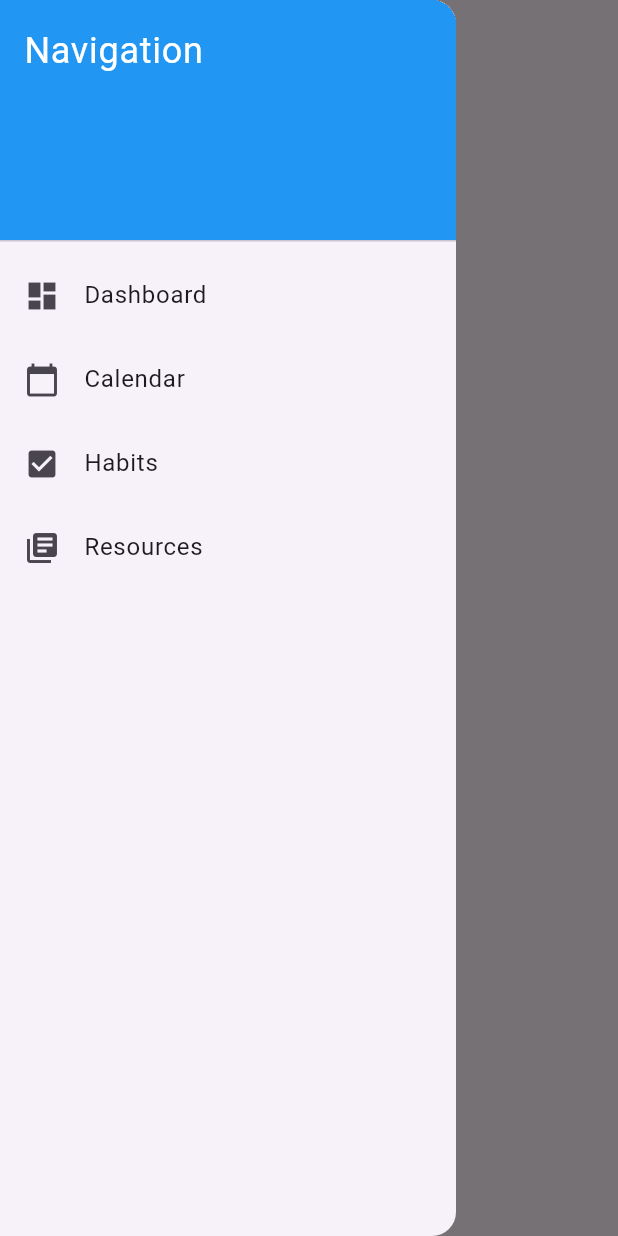
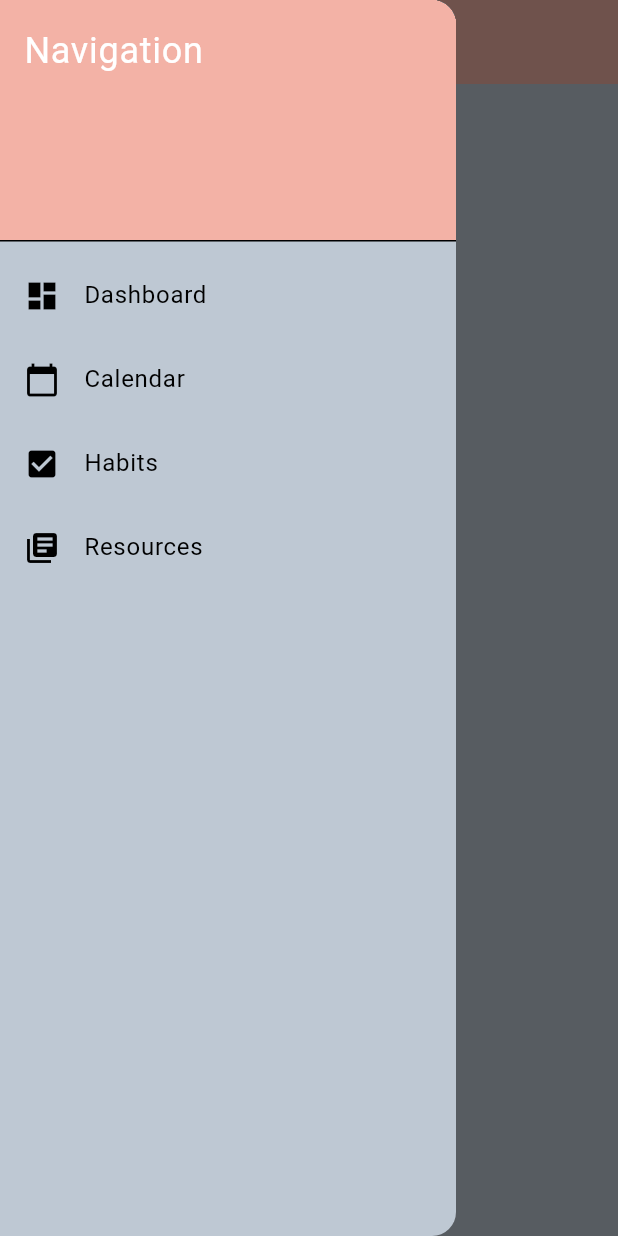
Before and after one commit to mkatra3/MoodCanvas, a Flutter app: the screen it shows after launch, with the side drawer open, on a phone screen of 412 x 824 dp. Run offline on Flutter 3.47's test engine with Material 3 defaults, Android fonts, the phone set to English and light mode, and no system bars.

Commit message:
initial color

```diff
--- a/lib/main.dart
+++ b/lib/main.dart
@@ -1,8 +1,10 @@
 import 'package:flutter/material.dart';
-import 'pages/dashboard.dart'; // Make sure the path matches where you created your file
-import 'pages/calendarpage.dart'; // Make sure the path matches where you created your file
-import 'pages/habitspage.dart'; // Make sure the path matches where you created your file
-import 'pages/resourcespage.dart'; // Make sure the path matches where you created your file
+import 'pages/dashboard.dart';
+import 'pages/calendarpage.dart';
+import 'pages/habitspage.dart';
+import 'pages/resourcespage.dart';
+import 'models/colorTheme.dart'; // Make sure this import points to your updated theme file
+
 void main() {
   runApp(MyApp());
 }
@@ -12,9 +14,7 @@ class MyApp extends StatelessWidget {
   Widget build(BuildContext context) {
     return MaterialApp(
       title: 'TODO List App',
-      theme: ThemeData(
-        primarySwatch: Colors.blue,
-      ),
+      theme: appTheme, // This now uses ColorScheme for theming
       initialRoute: '/',
       routes: {
         '/': (context) => DashboardPage(),
--- /dev/null
+++ b/lib/models/colorTheme.dart
@@ -0,0 +1,28 @@
+import 'package:flutter/material.dart';
+import 'colors.dart'; // Assuming this file contains your Color objects
+
+final ThemeData appTheme = ThemeData.from(
+  colorScheme: ColorScheme.light(
+    primary: tan,
+    onPrimary: Colors.white, // Ideal for text/icons on top of primary color
+    secondary: orange,
+    onSecondary: Colors.white, // Ideal for text/icons on top of secondary color
+    error: Colors.red, // Default is fine, but you can customize it
+    onError: Colors.white, // Ideal for text/icons on top of error color
+    background: matcha,
+    onBackground: Colors.black, // Ideal for text/icons on top of background color
+    surface: blueish,
+    onSurface: Colors.black, // Ideal for text/icons on top of surface color
+  ),
+).copyWith(
+  // Apply additional customizations that ThemeData.from might not cover
+  appBarTheme: AppBarTheme(
+    color: lightpink, // For AppBar background
+    foregroundColor: Colors.black, // For AppBar text/icons
+  ),
+  textTheme: TextTheme(
+    bodyLarge: TextStyle(color: green2),
+    bodyMedium: TextStyle(color: tan2),
+  ),
+  // Further customizations if needed
+);
--- /dev/null
+++ b/lib/models/colors.dart
@@ -0,0 +1,30 @@
+// Example conversion of hex colors to Flutter Color objects
+import 'package:flutter/material.dart';
+
+// Define your colors
+// const Color tan = Color(0xFFF3DFCD);
+// const Color matcha = Color(0xFFC1C39D);
+// const Color orange = Color(0xFFFAAF6F);
+// const Color peach = Color(0xFFF3B2A6);
+// const Color lightblue = Color(0xFFBEC8D3);
+// const Color purple = Color(0xFFACA0BD);
+// const Color lightorange = Color(0xFFE5A082);
+// const Color gold = Color(0xFFEDC483);
+// const Color teal = Color(0xFFB5BFB6);
+// const Color peach2 = Color(0xFFE1B9A1);
+
+
+// Example conversion of hex colors to Flutter Color objects
+import 'package:flutter/material.dart';
+
+// Define your colors
+const Color tan = Color(0xFFF3DFCD);
+const Color matcha = Color(0xFFC1C39D);
+const Color orange = Color(0xFFFAAF6F);
+const Color lightpink = Color(0xFFF3B2A6);
+const Color blueish = Color(0xFFBEC8D3);
+const Color purple = Color(0xFFACA0BD);
+const Color peach = Color(0xFFE5A082);
+const Color color8 = Color(0xFFEDC483);
+const Color green2 = Color(0xFFB5BFB6);
+const Color tan2 = Color(0xFFE1B9A1);
--- a/lib/pages/dashboard.dart
+++ b/lib/pages/dashboard.dart
@@ -1,6 +1,7 @@
 import 'package:flutter/material.dart';
 import '../widgets/app_drawer.dart'; // Import the AppDrawer
-
+import '/models/colorTheme.dart';
+import '/models/colorTheme.dart';
 class DashboardPage extends StatelessWidget {
   @override
   Widget build(BuildContext context) {
--- a/lib/widgets/app_drawer.dart
+++ b/lib/widgets/app_drawer.dart
@@ -1,15 +1,19 @@
 import 'package:flutter/material.dart';
+import '/models/colorTheme.dart';
+import '/models/colors.dart';
 
 class AppDrawer extends StatelessWidget {
+  const AppDrawer({super.key});
+
   @override
   Widget build(BuildContext context) {
     return Drawer(
       child: ListView(
         padding: EdgeInsets.zero,
         children: <Widget>[
-          DrawerHeader(
+          const DrawerHeader(
             decoration: BoxDecoration(
-              color: Colors.blue,
+              color: lightpink,
             ),
             child: Text(
               'Navigation',
@@ -20,29 +24,29 @@ class AppDrawer extends StatelessWidget {
             ),
           ),
           ListTile(
-            leading: Icon(Icons.dashboard),
-            title: Text('Dashboard'),
+            leading: const Icon(Icons.dashboard),
+            title:  const Text('Dashboard', style: TextStyle(color: Colors.black)),
             onTap: () {
               Navigator.pushReplacementNamed(context, '/');
             },
           ),
           ListTile(
-            leading: Icon(Icons.calendar_today),
-            title: Text('Calendar'),
+            leading: const Icon(Icons.calendar_today),
+            title: const Text('Calendar', style: TextStyle(color: Colors.black)),
             onTap: () {
               Navigator.pushReplacementNamed(context, '/calendar');
             },
           ),
           ListTile(
-            leading: Icon(Icons.check_box),
-            title: Text('Habits'),
+            leading: const Icon(Icons.check_box),
+            title: const Text('Habits', style: TextStyle(color: Colors.black)),
             onTap: () {
               Navigator.pushReplacementNamed(context, '/habits');
             },
           ),
           ListTile(
-            leading: Icon(Icons.library_books),
-            title: Text('Resources'),
+            leading: const Icon(Icons.library_books),
+            title: const Text('Resources', style: TextStyle(color: Colors.black)),
             onTap: () {
               Navigator.pushReplacementNamed(context, '/resources');
             },
```
